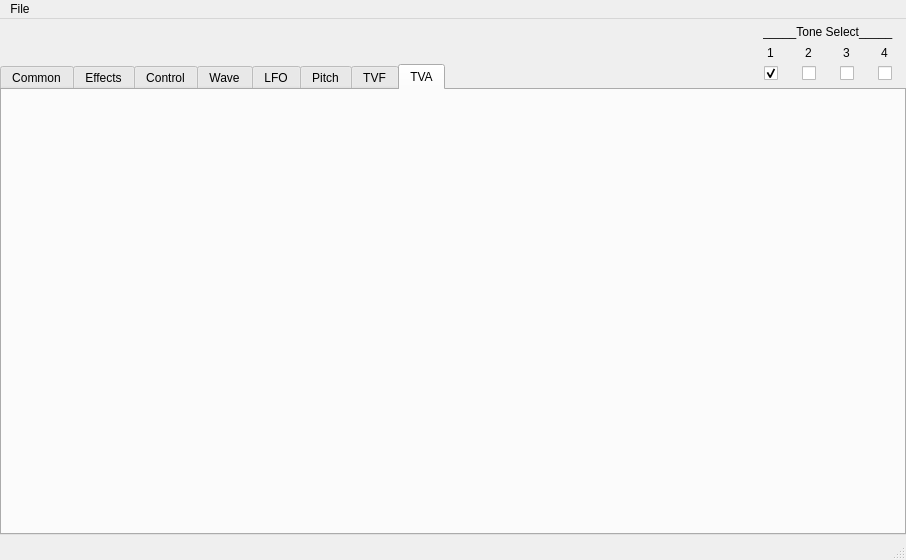
LloydDM/JV1080, file ui/jv1080-qtcreator.ui: the form before one commit.
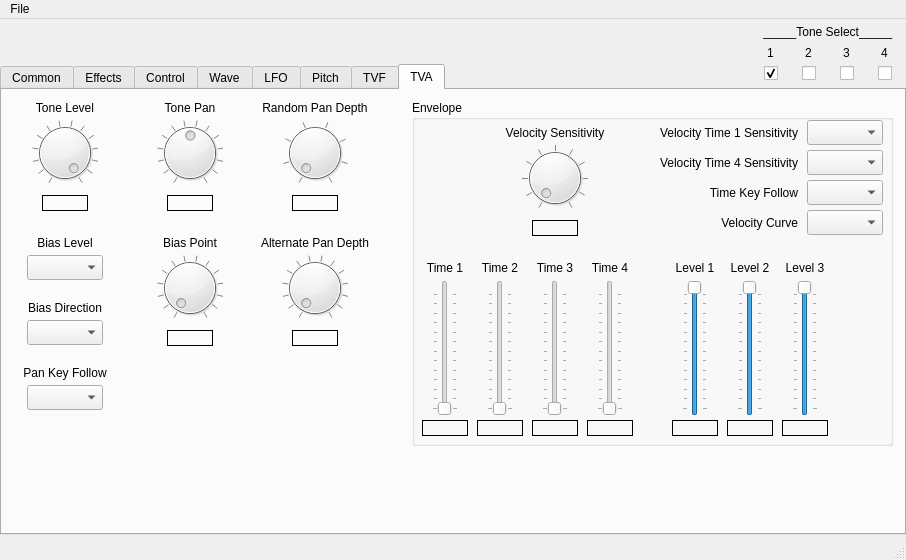
The form after the commit. The open tabs and pages were chosen to show the change.

Commit message: Rest of tabs and started mapping parameters to controls

```diff
--- a/ui/jv1080-qtcreator.ui
+++ b/ui/jv1080-qtcreator.ui
@@ -2632,6 +2632,978 @@
      <attribute name="title">
       <string>TVA</string>
      </attribute>
+     <widget class="QGroupBox" name="groupBox_ampenvelope">
+      <property name="geometry">
+       <rect>
+        <x>410</x>
+        <y>10</y>
+        <width>481</width>
+        <height>346</height>
+       </rect>
+      </property>
+      <property name="title">
+       <string>Envelope</string>
+      </property>
+      <widget class="QSlider" name="verticalSlider_aenvtime1">
+       <property name="geometry">
+        <rect>
+         <x>20</x>
+         <y>180</y>
+         <width>26</width>
+         <height>136</height>
+        </rect>
+       </property>
+       <property name="maximum">
+        <number>127</number>
+       </property>
+       <property name="orientation">
+        <enum>Qt::Vertical</enum>
+       </property>
+       <property name="tickPosition">
+        <enum>QSlider::TicksBothSides</enum>
+       </property>
+      </widget>
+      <widget class="QSlider" name="verticalSlider_aenvtime2">
+       <property name="geometry">
+        <rect>
+         <x>75</x>
+         <y>180</y>
+         <width>26</width>
+         <height>136</height>
+        </rect>
+       </property>
+       <property name="maximum">
+        <number>127</number>
+       </property>
+       <property name="orientation">
+        <enum>Qt::Vertical</enum>
+       </property>
+       <property name="tickPosition">
+        <enum>QSlider::TicksBothSides</enum>
+       </property>
+      </widget>
+      <widget class="QSlider" name="verticalSlider_aenvtime3">
+       <property name="geometry">
+        <rect>
+         <x>130</x>
+         <y>180</y>
+         <width>26</width>
+         <height>136</height>
+        </rect>
+       </property>
+       <property name="maximum">
+        <number>127</number>
+       </property>
+       <property name="orientation">
+        <enum>Qt::Vertical</enum>
+       </property>
+       <property name="tickPosition">
+        <enum>QSlider::TicksBothSides</enum>
+       </property>
+      </widget>
+      <widget class="QSlider" name="verticalSlider_aenvtime4">
+       <property name="geometry">
+        <rect>
+         <x>185</x>
+         <y>180</y>
+         <width>26</width>
+         <height>136</height>
+        </rect>
+       </property>
+       <property name="maximum">
+        <number>127</number>
+       </property>
+       <property name="orientation">
+        <enum>Qt::Vertical</enum>
+       </property>
+       <property name="tickPosition">
+        <enum>QSlider::TicksBothSides</enum>
+       </property>
+      </widget>
+      <widget class="QSlider" name="verticalSlider_aenvlevel1">
+       <property name="geometry">
+        <rect>
+         <x>270</x>
+         <y>180</y>
+         <width>26</width>
+         <height>136</height>
+        </rect>
+       </property>
+       <property name="maximum">
+        <number>127</number>
+       </property>
+       <property name="value">
+        <number>127</number>
+       </property>
+       <property name="orientation">
+        <enum>Qt::Vertical</enum>
+       </property>
+       <property name="tickPosition">
+        <enum>QSlider::TicksBothSides</enum>
+       </property>
+      </widget>
+      <widget class="QSlider" name="verticalSlider_aenvlevel2">
+       <property name="geometry">
+        <rect>
+         <x>325</x>
+         <y>180</y>
+         <width>26</width>
+         <height>136</height>
+        </rect>
+       </property>
+       <property name="maximum">
+        <number>127</number>
+       </property>
+       <property name="value">
+        <number>127</number>
+       </property>
+       <property name="orientation">
+        <enum>Qt::Vertical</enum>
+       </property>
+       <property name="tickPosition">
+        <enum>QSlider::TicksBothSides</enum>
+       </property>
+      </widget>
+      <widget class="QSlider" name="verticalSlider_aenvlevel3">
+       <property name="geometry">
+        <rect>
+         <x>380</x>
+         <y>180</y>
+         <width>26</width>
+         <height>136</height>
+        </rect>
+       </property>
+       <property name="maximum">
+        <number>127</number>
+       </property>
+       <property name="value">
+        <number>127</number>
+       </property>
+       <property name="orientation">
+        <enum>Qt::Vertical</enum>
+       </property>
+       <property name="tickPosition">
+        <enum>QSlider::TicksBothSides</enum>
+       </property>
+      </widget>
+      <widget class="QLabel" name="label_aenvtime1value">
+       <property name="geometry">
+        <rect>
+         <x>10</x>
+         <y>320</y>
+         <width>46</width>
+         <height>16</height>
+        </rect>
+       </property>
+       <property name="frameShape">
+        <enum>QFrame::Box</enum>
+       </property>
+       <property name="frameShadow">
+        <enum>QFrame::Plain</enum>
+       </property>
+       <property name="lineWidth">
+        <number>1</number>
+       </property>
+       <property name="midLineWidth">
+        <number>0</number>
+       </property>
+       <property name="text">
+        <string/>
+       </property>
+       <property name="alignment">
+        <set>Qt::AlignCenter</set>
+       </property>
+      </widget>
+      <widget class="QLabel" name="label_aenvtime2value">
+       <property name="geometry">
+        <rect>
+         <x>65</x>
+         <y>320</y>
+         <width>46</width>
+         <height>16</height>
+        </rect>
+       </property>
+       <property name="frameShape">
+        <enum>QFrame::Box</enum>
+       </property>
+       <property name="frameShadow">
+        <enum>QFrame::Plain</enum>
+       </property>
+       <property name="lineWidth">
+        <number>1</number>
+       </property>
+       <property name="midLineWidth">
+        <number>0</number>
+       </property>
+       <property name="text">
+        <string/>
+       </property>
+       <property name="alignment">
+        <set>Qt::AlignCenter</set>
+       </property>
+      </widget>
+      <widget class="QLabel" name="label_aenvtime3value">
+       <property name="geometry">
+        <rect>
+         <x>120</x>
+         <y>320</y>
+         <width>46</width>
+         <height>16</height>
+        </rect>
+       </property>
+       <property name="frameShape">
+        <enum>QFrame::Box</enum>
+       </property>
+       <property name="frameShadow">
+        <enum>QFrame::Plain</enum>
+       </property>
+       <property name="lineWidth">
+        <number>1</number>
+       </property>
+       <property name="midLineWidth">
+        <number>0</number>
+       </property>
+       <property name="text">
+        <string/>
+       </property>
+       <property name="alignment">
+        <set>Qt::AlignCenter</set>
+       </property>
+      </widget>
+      <widget class="QLabel" name="label_aenvtime4value">
+       <property name="geometry">
+        <rect>
+         <x>175</x>
+         <y>320</y>
+         <width>46</width>
+         <height>16</height>
+        </rect>
+       </property>
+       <property name="frameShape">
+        <enum>QFrame::Box</enum>
+       </property>
+       <property name="frameShadow">
+        <enum>QFrame::Plain</enum>
+       </property>
+       <property name="lineWidth">
+        <number>1</number>
+       </property>
+       <property name="midLineWidth">
+        <number>0</number>
+       </property>
+       <property name="text">
+        <string/>
+       </property>
+       <property name="alignment">
+        <set>Qt::AlignCenter</set>
+       </property>
+      </widget>
+      <widget class="QLabel" name="label_aenvlevel1value">
+       <property name="geometry">
+        <rect>
+         <x>260</x>
+         <y>320</y>
+         <width>46</width>
+         <height>16</height>
+        </rect>
+       </property>
+       <property name="frameShape">
+        <enum>QFrame::Box</enum>
+       </property>
+       <property name="frameShadow">
+        <enum>QFrame::Plain</enum>
+       </property>
+       <property name="lineWidth">
+        <number>1</number>
+       </property>
+       <property name="midLineWidth">
+        <number>0</number>
+       </property>
+       <property name="text">
+        <string/>
+       </property>
+       <property name="alignment">
+        <set>Qt::AlignCenter</set>
+       </property>
+      </widget>
+      <widget class="QLabel" name="label_aenvlevel2value">
+       <property name="geometry">
+        <rect>
+         <x>315</x>
+         <y>320</y>
+         <width>46</width>
+         <height>16</height>
+        </rect>
+       </property>
+       <property name="frameShape">
+        <enum>QFrame::Box</enum>
+       </property>
+       <property name="frameShadow">
+        <enum>QFrame::Plain</enum>
+       </property>
+       <property name="lineWidth">
+        <number>1</number>
+       </property>
+       <property name="midLineWidth">
+        <number>0</number>
+       </property>
+       <property name="text">
+        <string/>
+       </property>
+       <property name="alignment">
+        <set>Qt::AlignCenter</set>
+       </property>
+      </widget>
+      <widget class="QLabel" name="label_aenvlevel3value">
+       <property name="geometry">
+        <rect>
+         <x>370</x>
+         <y>320</y>
+         <width>46</width>
+         <height>16</height>
+        </rect>
+       </property>
+       <property name="frameShape">
+        <enum>QFrame::Box</enum>
+       </property>
+       <property name="frameShadow">
+        <enum>QFrame::Plain</enum>
+       </property>
+       <property name="lineWidth">
+        <number>1</number>
+       </property>
+       <property name="midLineWidth">
+        <number>0</number>
+       </property>
+       <property name="text">
+        <string/>
+       </property>
+       <property name="alignment">
+        <set>Qt::AlignCenter</set>
+       </property>
+      </widget>
+      <widget class="QLabel" name="label_aenvveltime1sens">
+       <property name="geometry">
+        <rect>
+         <x>220</x>
+         <y>25</y>
+         <width>166</width>
+         <height>16</height>
+        </rect>
+       </property>
+       <property name="text">
+        <string>Velocity Time 1 Sensitivity</string>
+       </property>
+       <property name="alignment">
+        <set>Qt::AlignRight|Qt::AlignTrailing|Qt::AlignVCenter</set>
+       </property>
+      </widget>
+      <widget class="QLabel" name="label_aenvveltime4sens">
+       <property name="geometry">
+        <rect>
+         <x>220</x>
+         <y>55</y>
+         <width>166</width>
+         <height>16</height>
+        </rect>
+       </property>
+       <property name="text">
+        <string>Velocity Time 4 Sensitivity</string>
+       </property>
+       <property name="alignment">
+        <set>Qt::AlignRight|Qt::AlignTrailing|Qt::AlignVCenter</set>
+       </property>
+      </widget>
+      <widget class="QLabel" name="label_aenvtimekeyfollow">
+       <property name="geometry">
+        <rect>
+         <x>265</x>
+         <y>85</y>
+         <width>121</width>
+         <height>16</height>
+        </rect>
+       </property>
+       <property name="text">
+        <string>Time Key Follow</string>
+       </property>
+       <property name="alignment">
+        <set>Qt::AlignRight|Qt::AlignTrailing|Qt::AlignVCenter</set>
+       </property>
+      </widget>
+      <widget class="QComboBox" name="comboBox_aenvveltime1sens">
+       <property name="geometry">
+        <rect>
+         <x>395</x>
+         <y>20</y>
+         <width>76</width>
+         <height>25</height>
+        </rect>
+       </property>
+      </widget>
+      <widget class="QComboBox" name="comboBox_aenvveltime4sens">
+       <property name="geometry">
+        <rect>
+         <x>395</x>
+         <y>50</y>
+         <width>76</width>
+         <height>25</height>
+        </rect>
+       </property>
+      </widget>
+      <widget class="QComboBox" name="comboBox_aenvtimekeyfollow">
+       <property name="geometry">
+        <rect>
+         <x>395</x>
+         <y>80</y>
+         <width>76</width>
+         <height>25</height>
+        </rect>
+       </property>
+      </widget>
+      <widget class="QLabel" name="label_aenvvelsensvalue">
+       <property name="geometry">
+        <rect>
+         <x>120</x>
+         <y>120</y>
+         <width>46</width>
+         <height>16</height>
+        </rect>
+       </property>
+       <property name="frameShape">
+        <enum>QFrame::Box</enum>
+       </property>
+       <property name="text">
+        <string/>
+       </property>
+       <property name="alignment">
+        <set>Qt::AlignCenter</set>
+       </property>
+      </widget>
+      <widget class="QDial" name="dial_aenvvelsens">
+       <property name="geometry">
+        <rect>
+         <x>110</x>
+         <y>45</y>
+         <width>66</width>
+         <height>66</height>
+        </rect>
+       </property>
+       <property name="notchTarget">
+        <double>10.000000000000000</double>
+       </property>
+       <property name="notchesVisible">
+        <bool>true</bool>
+       </property>
+      </widget>
+      <widget class="QLabel" name="label_aenvvelsens">
+       <property name="geometry">
+        <rect>
+         <x>80</x>
+         <y>25</y>
+         <width>126</width>
+         <height>16</height>
+        </rect>
+       </property>
+       <property name="text">
+        <string>Velocity Sensitivity</string>
+       </property>
+       <property name="alignment">
+        <set>Qt::AlignCenter</set>
+       </property>
+      </widget>
+      <widget class="QLabel" name="label_aenvvelcurve">
+       <property name="geometry">
+        <rect>
+         <x>295</x>
+         <y>115</y>
+         <width>91</width>
+         <height>16</height>
+        </rect>
+       </property>
+       <property name="text">
+        <string>Velocity Curve</string>
+       </property>
+       <property name="alignment">
+        <set>Qt::AlignRight|Qt::AlignTrailing|Qt::AlignVCenter</set>
+       </property>
+      </widget>
+      <widget class="QComboBox" name="comboBox_aenvvelcurve">
+       <property name="geometry">
+        <rect>
+         <x>395</x>
+         <y>110</y>
+         <width>76</width>
+         <height>25</height>
+        </rect>
+       </property>
+      </widget>
+      <widget class="QLabel" name="label_aenvtime1">
+       <property name="geometry">
+        <rect>
+         <x>10</x>
+         <y>160</y>
+         <width>46</width>
+         <height>16</height>
+        </rect>
+       </property>
+       <property name="text">
+        <string>Time 1</string>
+       </property>
+       <property name="alignment">
+        <set>Qt::AlignCenter</set>
+       </property>
+      </widget>
+      <widget class="QLabel" name="label_aenvtime4">
+       <property name="geometry">
+        <rect>
+         <x>175</x>
+         <y>160</y>
+         <width>46</width>
+         <height>16</height>
+        </rect>
+       </property>
+       <property name="text">
+        <string>Time 4</string>
+       </property>
+       <property name="alignment">
+        <set>Qt::AlignCenter</set>
+       </property>
+      </widget>
+      <widget class="QLabel" name="label_aenvtime2">
+       <property name="geometry">
+        <rect>
+         <x>65</x>
+         <y>160</y>
+         <width>46</width>
+         <height>16</height>
+        </rect>
+       </property>
+       <property name="text">
+        <string>Time 2</string>
+       </property>
+       <property name="alignment">
+        <set>Qt::AlignCenter</set>
+       </property>
+      </widget>
+      <widget class="QLabel" name="label_aenvtime3">
+       <property name="geometry">
+        <rect>
+         <x>120</x>
+         <y>160</y>
+         <width>46</width>
+         <height>16</height>
+        </rect>
+       </property>
+       <property name="text">
+        <string>Time 3</string>
+       </property>
+       <property name="alignment">
+        <set>Qt::AlignCenter</set>
+       </property>
+      </widget>
+      <widget class="QLabel" name="label_aenvlevel2">
+       <property name="geometry">
+        <rect>
+         <x>315</x>
+         <y>160</y>
+         <width>46</width>
+         <height>16</height>
+        </rect>
+       </property>
+       <property name="text">
+        <string>Level 2</string>
+       </property>
+       <property name="alignment">
+        <set>Qt::AlignCenter</set>
+       </property>
+      </widget>
+      <widget class="QLabel" name="label_aenvlevel1">
+       <property name="geometry">
+        <rect>
+         <x>260</x>
+         <y>160</y>
+         <width>46</width>
+         <height>16</height>
+        </rect>
+       </property>
+       <property name="text">
+        <string>Level 1</string>
+       </property>
+       <property name="alignment">
+        <set>Qt::AlignCenter</set>
+       </property>
+      </widget>
+      <widget class="QLabel" name="label_aenvlevel3">
+       <property name="geometry">
+        <rect>
+         <x>370</x>
+         <y>160</y>
+         <width>46</width>
+         <height>16</height>
+        </rect>
+       </property>
+       <property name="text">
+        <string>Level 3</string>
+       </property>
+       <property name="alignment">
+        <set>Qt::AlignCenter</set>
+       </property>
+      </widget>
+     </widget>
+     <widget class="QDial" name="dial_amptonelevel">
+      <property name="geometry">
+       <rect>
+        <x>30</x>
+        <y>30</y>
+        <width>66</width>
+        <height>66</height>
+       </rect>
+      </property>
+      <property name="maximum">
+       <number>127</number>
+      </property>
+      <property name="value">
+       <number>127</number>
+      </property>
+      <property name="notchTarget">
+       <double>10.000000000000000</double>
+      </property>
+      <property name="notchesVisible">
+       <bool>true</bool>
+      </property>
+     </widget>
+     <widget class="QLabel" name="label_amptonelevel">
+      <property name="geometry">
+       <rect>
+        <x>25</x>
+        <y>10</y>
+        <width>76</width>
+        <height>16</height>
+       </rect>
+      </property>
+      <property name="text">
+       <string>Tone Level</string>
+      </property>
+      <property name="alignment">
+       <set>Qt::AlignCenter</set>
+      </property>
+     </widget>
+     <widget class="QLabel" name="label_amptonelevelvalue">
+      <property name="geometry">
+       <rect>
+        <x>40</x>
+        <y>105</y>
+        <width>46</width>
+        <height>16</height>
+       </rect>
+      </property>
+      <property name="frameShape">
+       <enum>QFrame::Box</enum>
+      </property>
+      <property name="text">
+       <string/>
+      </property>
+      <property name="alignment">
+       <set>Qt::AlignCenter</set>
+      </property>
+     </widget>
+     <widget class="QLabel" name="label_amptonepanvalue">
+      <property name="geometry">
+       <rect>
+        <x>165</x>
+        <y>105</y>
+        <width>46</width>
+        <height>16</height>
+       </rect>
+      </property>
+      <property name="frameShape">
+       <enum>QFrame::Box</enum>
+      </property>
+      <property name="text">
+       <string/>
+      </property>
+      <property name="alignment">
+       <set>Qt::AlignCenter</set>
+      </property>
+     </widget>
+     <widget class="QDial" name="dial_amptonepan">
+      <property name="geometry">
+       <rect>
+        <x>155</x>
+        <y>30</y>
+        <width>66</width>
+        <height>66</height>
+       </rect>
+      </property>
+      <property name="maximum">
+       <number>127</number>
+      </property>
+      <property name="value">
+       <number>64</number>
+      </property>
+      <property name="notchTarget">
+       <double>10.000000000000000</double>
+      </property>
+      <property name="notchesVisible">
+       <bool>true</bool>
+      </property>
+     </widget>
+     <widget class="QLabel" name="label_amptonepan">
+      <property name="geometry">
+       <rect>
+        <x>150</x>
+        <y>10</y>
+        <width>76</width>
+        <height>16</height>
+       </rect>
+      </property>
+      <property name="text">
+       <string>Tone Pan</string>
+      </property>
+      <property name="alignment">
+       <set>Qt::AlignCenter</set>
+      </property>
+     </widget>
+     <widget class="QDial" name="dial_amprandompandepth">
+      <property name="geometry">
+       <rect>
+        <x>280</x>
+        <y>30</y>
+        <width>66</width>
+        <height>66</height>
+       </rect>
+      </property>
+      <property name="maximum">
+       <number>63</number>
+      </property>
+      <property name="notchTarget">
+       <double>10.000000000000000</double>
+      </property>
+      <property name="notchesVisible">
+       <bool>true</bool>
+      </property>
+     </widget>
+     <widget class="QLabel" name="label_amprandompandepthvalue">
+      <property name="geometry">
+       <rect>
+        <x>290</x>
+        <y>105</y>
+        <width>46</width>
+        <height>16</height>
+       </rect>
+      </property>
+      <property name="frameShape">
+       <enum>QFrame::Box</enum>
+      </property>
+      <property name="text">
+       <string/>
+      </property>
+      <property name="alignment">
+       <set>Qt::AlignCenter</set>
+      </property>
+     </widget>
+     <widget class="QLabel" name="label_amprandompandepth">
+      <property name="geometry">
+       <rect>
+        <x>250</x>
+        <y>10</y>
+        <width>126</width>
+        <height>16</height>
+       </rect>
+      </property>
+      <property name="text">
+       <string>Random Pan Depth</string>
+      </property>
+      <property name="alignment">
+       <set>Qt::AlignCenter</set>
+      </property>
+     </widget>
+     <widget class="QLabel" name="label_ampaltpandepth">
+      <property name="geometry">
+       <rect>
+        <x>245</x>
+        <y>145</y>
+        <width>136</width>
+        <height>16</height>
+       </rect>
+      </property>
+      <property name="text">
+       <string>Alternate Pan Depth</string>
+      </property>
+      <property name="alignment">
+       <set>Qt::AlignCenter</set>
+      </property>
+     </widget>
+     <widget class="QDial" name="dial_ampaltpandepth">
+      <property name="geometry">
+       <rect>
+        <x>280</x>
+        <y>165</y>
+        <width>66</width>
+        <height>66</height>
+       </rect>
+      </property>
+      <property name="maximum">
+       <number>127</number>
+      </property>
+      <property name="notchTarget">
+       <double>10.000000000000000</double>
+      </property>
+      <property name="notchesVisible">
+       <bool>true</bool>
+      </property>
+     </widget>
+     <widget class="QLabel" name="label_ampaltpandepthvalue">
+      <property name="geometry">
+       <rect>
+        <x>290</x>
+        <y>240</y>
+        <width>46</width>
+        <height>16</height>
+       </rect>
+      </property>
+      <property name="frameShape">
+       <enum>QFrame::Box</enum>
+      </property>
+      <property name="text">
+       <string/>
+      </property>
+      <property name="alignment">
+       <set>Qt::AlignCenter</set>
+      </property>
+     </widget>
+     <widget class="QComboBox" name="comboBox_ampbiaslevel">
+      <property name="geometry">
+       <rect>
+        <x>25</x>
+        <y>165</y>
+        <width>76</width>
+        <height>25</height>
+       </rect>
+      </property>
+     </widget>
+     <widget class="QLabel" name="label_ampbiaslevel">
+      <property name="geometry">
+       <rect>
+        <x>25</x>
+        <y>145</y>
+        <width>76</width>
+        <height>16</height>
+       </rect>
+      </property>
+      <property name="text">
+       <string>Bias Level</string>
+      </property>
+      <property name="alignment">
+       <set>Qt::AlignCenter</set>
+      </property>
+     </widget>
+     <widget class="QDial" name="dial_ampbiaspoint">
+      <property name="geometry">
+       <rect>
+        <x>155</x>
+        <y>165</y>
+        <width>66</width>
+        <height>66</height>
+       </rect>
+      </property>
+      <property name="maximum">
+       <number>127</number>
+      </property>
+      <property name="notchTarget">
+       <double>10.000000000000000</double>
+      </property>
+      <property name="notchesVisible">
+       <bool>true</bool>
+      </property>
+     </widget>
+     <widget class="QLabel" name="label_ampbiaspointvalue">
+      <property name="geometry">
+       <rect>
+        <x>165</x>
+        <y>240</y>
+        <width>46</width>
+        <height>16</height>
+       </rect>
+      </property>
+      <property name="frameShape">
+       <enum>QFrame::Box</enum>
+      </property>
+      <property name="text">
+       <string/>
+      </property>
+      <property name="alignment">
+       <set>Qt::AlignCenter</set>
+      </property>
+     </widget>
+     <widget class="QLabel" name="label_ampbiaspoint">
+      <property name="geometry">
+       <rect>
+        <x>150</x>
+        <y>145</y>
+        <width>76</width>
+        <height>16</height>
+       </rect>
+      </property>
+      <property name="text">
+       <string>Bias Point</string>
+      </property>
+      <property name="alignment">
+       <set>Qt::AlignCenter</set>
+      </property>
+     </widget>
+     <widget class="QComboBox" name="comboBox_ampbiasdirection">
+      <property name="geometry">
+       <rect>
+        <x>25</x>
+        <y>230</y>
+        <width>76</width>
+        <height>25</height>
+       </rect>
+      </property>
+     </widget>
+     <widget class="QLabel" name="label_ampbiasdirection">
+      <property name="geometry">
+       <rect>
+        <x>15</x>
+        <y>210</y>
+        <width>96</width>
+        <height>16</height>
+       </rect>
+      </property>
+      <property name="text">
+       <string>Bias Direction</string>
+      </property>
+      <property name="alignment">
+       <set>Qt::AlignCenter</set>
+      </property>
+     </widget>
+     <widget class="QLabel" name="label_amppankeyfollow">
+      <property name="geometry">
+       <rect>
+        <x>15</x>
+        <y>275</y>
+        <width>96</width>
+        <height>16</height>
+       </rect>
+      </property>
+      <property name="text">
+       <string>Pan Key Follow</string>
+      </property>
+      <property name="alignment">
+       <set>Qt::AlignCenter</set>
+      </property>
+     </widget>
+     <widget class="QComboBox" name="comboBox_amppankeyfollow">
+      <property name="geometry">
+       <rect>
+        <x>25</x>
+        <y>295</y>
+        <width>76</width>
+        <height>25</height>
+       </rect>
+      </property>
+     </widget>
     </widget>
    </widget>
    <widget class="QWidget" name="layoutWidget">
```
Left out of the diff: 3565 changed lines with no effect on the pictures. The commit also changes 5 other files.
